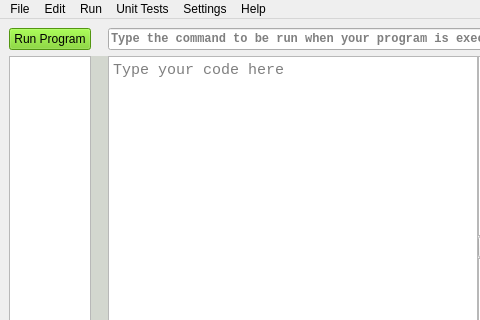
starswap/MLProgrammingIDE, file version2.ui: the form before one commit; both pictures show x 0 to 480 and y 0 to 320 of the 801 by 638 pixel window.
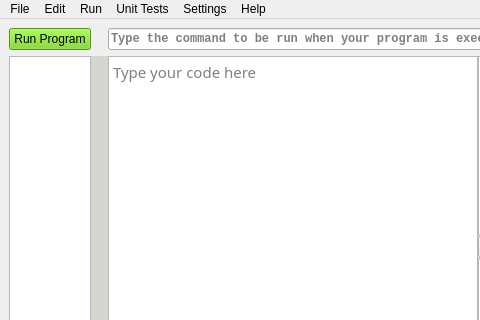
The form after the commit. Custom widgets are drawn as their Qt base class.

Commit message: Still trying to fix the font problem

Diff of the .ui file:
```diff
--- a/version2.ui
+++ b/version2.ui
@@ -437,7 +437,7 @@
       </property>
       <property name="font">
        <font>
-        <family>monospace</family>
+        <family>Ubuntu Mono</family>
         <pointsize>11</pointsize>
         <weight>50</weight>
         <italic>false</italic>
@@ -446,14 +446,14 @@
        </font>
       </property>
       <property name="styleSheet">
-       <string notr="true">font-family: monospace;</string>
+       <string notr="true"/>
       </property>
       <property name="html">
        <string>&lt;!DOCTYPE HTML PUBLIC &quot;-//W3C//DTD HTML 4.0//EN&quot; &quot;http://www.w3.org/TR/REC-html40/strict.dtd&quot;&gt;
 &lt;html&gt;&lt;head&gt;&lt;meta name=&quot;qrichtext&quot; content=&quot;1&quot; /&gt;&lt;style type=&quot;text/css&quot;&gt;
 p, li { white-space: pre-wrap; }
-&lt;/style&gt;&lt;/head&gt;&lt;body style=&quot; font-family:'monospace'; font-size:11pt; font-weight:400; font-style:normal;&quot;&gt;
-&lt;p style=&quot;-qt-paragraph-type:empty; margin-top:0px; margin-bottom:0px; margin-left:0px; margin-right:0px; -qt-block-indent:0; text-indent:0px; font-family:'Monospace';&quot;&gt;&lt;br /&gt;&lt;/p&gt;&lt;/body&gt;&lt;/html&gt;</string>
+&lt;/style&gt;&lt;/head&gt;&lt;body style=&quot; font-family:'Ubuntu Mono'; font-size:11pt; font-weight:400; font-style:normal;&quot;&gt;
+&lt;p style=&quot;-qt-paragraph-type:empty; margin-top:0px; margin-bottom:0px; margin-left:0px; margin-right:0px; -qt-block-indent:0; text-indent:0px;&quot;&gt;&lt;br /&gt;&lt;/p&gt;&lt;/body&gt;&lt;/html&gt;</string>
       </property>
       <property name="tabStopWidth">
        <number>40</number>
```
The commit also changes 5 other files.
